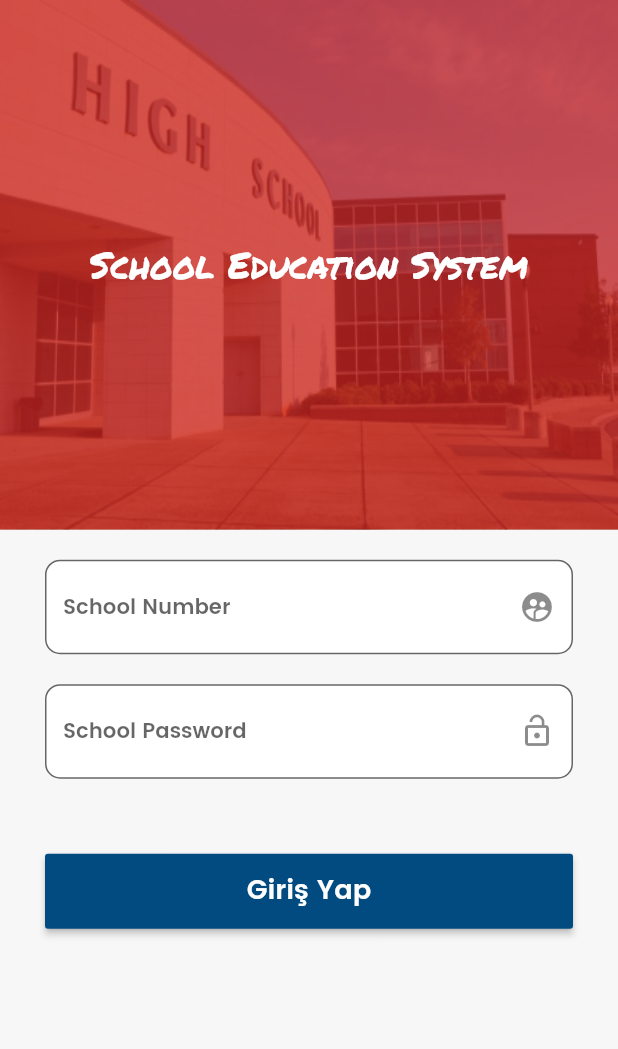
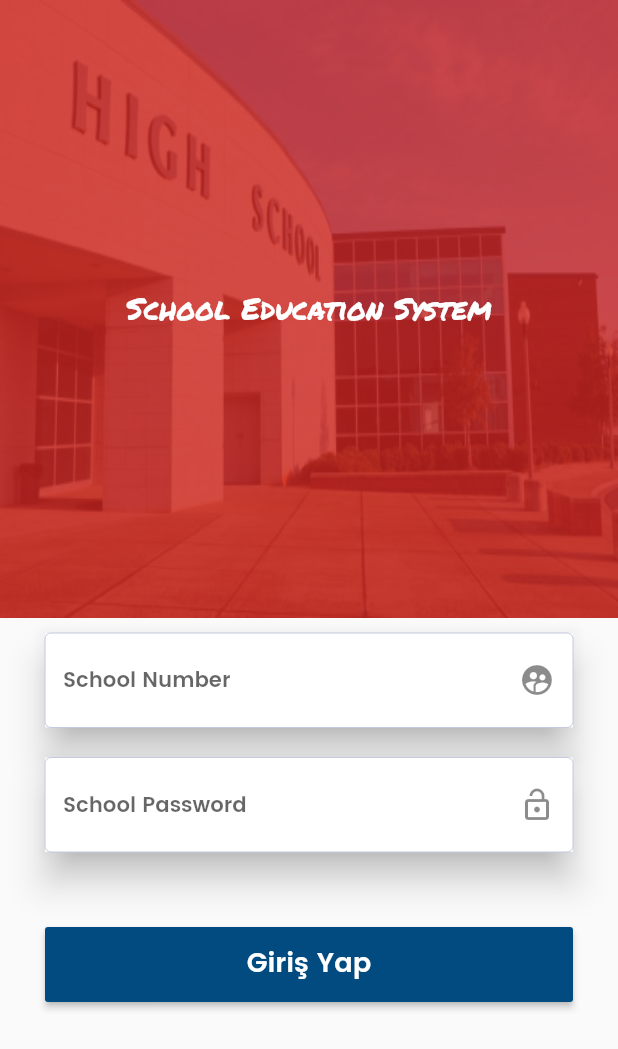
Before and after one commit to VB10/HighSchool, a Flutter app: the screen it shows after launch, on a phone screen of 412 x 824 dp. Shown: the top 1049 px of the screen. Run offline on Flutter 3.47's test engine with Material 2 defaults, Android fonts, the phone set to English and light mode, and no system bars.

Commit message:
login page basic design complete

```diff
--- a/lib/component/box/sized.dart
+++ b/lib/component/box/sized.dart
@@ -1,21 +1,19 @@
 import 'package:flutter/material.dart';
 
-class CustomSizedBox extends StatefulWidget {
+class CustomBox extends StatelessWidget {
   final Widget child;
-  final double height;
+  double height;
 
-  CustomSizedBox({Key key, this.child, this.height}) : super(key: key);
+  CustomBox({Key key, this.child, this.height}) : super(key: key);
 
-  _CustomSizedBoxState createState() => _CustomSizedBoxState();
-}
-
-class _CustomSizedBoxState extends State<CustomSizedBox> {
   @override
   Widget build(BuildContext context) {
     return SizedBox(
       width: double.infinity,
-      height: widget.height,
-      child: widget.child,
+      height: height,
+      child: Container(
+        child: child,
+      ),
     );
   }
 }
--- a/lib/screen/login/login.dart
+++ b/lib/screen/login/login.dart
@@ -1,3 +1,5 @@
+import 'dart:ui';
+
 import 'package:flutter/material.dart';
 import 'package:highschool/component/box/sized.dart';
 import 'package:highschool/util/const/images.dart';
@@ -14,64 +16,38 @@ class _LoginPageState extends State<LoginPage> {
 
   @override
   Widget build(BuildContext context) {
-    //TODO WRAP STACK !! look https://medium.com/flutter-community/a-deep-dive-into-stack-in-flutter-3264619b3a77
-    return Scaffold(
-      body: Column(
-        children: <Widget>[
-          Expanded(
-              flex: 3,
-              child: Stack(
-                children: <Widget>[
-                  Positioned.fill(
-                    child: Image.asset(
-                      LOGIN_highSchool,
-                      fit: BoxFit.fill,
-                    ),
-                  ),
-                  Container(
-                    color: LOGIN_imageBackgroundColor,
-                    child: Center(
-                      child: Text(
-                        this.title,
-                        style: TextStyle(
-                            fontSize: 24,
-                            color: Colors.white,
-                            fontFamily: "PermanentMarker"),
-                      ),
-                    ),
-                  )
-                ],
-              )),
-          Expanded(
-            flex: 4,
-            child: Container(
-                color: LOGIN_backgroundColor,
-                child: Padding(
-                  padding: EdgeInsets.symmetric(horizontal: 30),
+    var child2 = Padding(
+      padding: EdgeInsets.symmetric(horizontal: 30, vertical: 10),
       child: Column(
         children: <Widget>[
-                      SizedBox(
-                        height: 20,
-                      ),
-                      TextField(
+          Material(
+            shadowColor: Colors.black,
+            elevation: 10.0,
+            child: TextField(
               textAlign: TextAlign.left,
+              maxLines: 1,
               decoration: inputDecoration(
                   "School Number", Icons.supervised_user_circle),
               style: inputTextStyle,
             ),
+          ),
           SizedBox(
             height: 20,
           ),
-                      TextField(
+          Material(
+            shadowColor: Colors.black,
+            elevation: 10.0,
+            child: TextField(
               textAlign: TextAlign.left,
-                        decoration: inputDecoration(
-                            "School Password", Icons.lock_open),
+              maxLines: 1,
+              decoration: inputDecoration("School Password", Icons.lock_open),
               style: inputTextStyle,
+            ),
           ),
           SizedBox(
             height: 50,
           ),
-                      CustomSizedBox(
+          CustomBox(
             child: RaisedButton(
               onPressed: () => {},
               color: LOGIN_submitButtonColor,
@@ -87,10 +63,40 @@ class _LoginPageState extends State<LoginPage> {
           )
         ],
       ),
-                )),
+    );
+    var headerStack = Stack(
+      children: <Widget>[
+        Positioned.fill(
+          child: Image.asset(
+            LOGIN_highSchool,
+            fit: BoxFit.fill,
+          ),
+        ),
+        Container(
+          color: LOGIN_imageBackgroundColor,
+          alignment: Alignment.center,
+          child: Text(
+            this.title,
+            style: TextStyle(
+                fontSize: 20,
+                color: Colors.white,
+                fontFamily: "PermanentMarker"),
+          ),
         )
       ],
+    );
+    return Scaffold(
+        body: Column(
+      children: <Widget>[
+        Expanded(
+          flex: 1,
+          child: headerStack,
         ),
-    );
+        Expanded(
+          flex: 1,
+          child: child2,
+        )
+      ],
+    ));
   }
 }
--- a/lib/util/styles/color.dart
+++ b/lib/util/styles/color.dart
@@ -4,4 +4,4 @@ const LOGIN_backgroundColor = Color.fromRGBO(247, 247, 247, 1);
 const LOGIN_submitButtonColor = Color.fromRGBO(2, 75, 128, 1.0);
 
 
-const LOGIN_imageBackgroundColor = Color.fromRGBO(203, 35, 33, 0.76);
+const LOGIN_imageBackgroundColor = Color.fromRGBO(203, 35, 33, 0.8);
--- a/lib/util/styles/text.dart
+++ b/lib/util/styles/text.dart
@@ -5,17 +5,24 @@ const inputTextStyle = TextStyle(
     fontWeight: FontWeight.w400,
     fontFamily: "Poppins",
     fontStyle: FontStyle.normal,
+
     fontSize: 14.0);
 const inputOutlineBorder = OutlineInputBorder(
-  borderRadius: BorderRadius.all(Radius.elliptical(10, 10)),
-  borderSide: BorderSide(
-      style: BorderStyle.solid, color: Color.fromRGBO(196, 201, 223, 0.15)),
-);
+    borderRadius: BorderRadius.all(Radius.elliptical(5, 5)),
+    borderSide: BorderSide());
 inputDecoration(String hint, IconData icon) {
   return InputDecoration(
     hintText: hint,
     suffixIcon: Icon(icon),
-    border: inputOutlineBorder,
+
+    enabledBorder: OutlineInputBorder(
+      // width: 0.0 produces a thin "hairline" border
+
+      borderSide:
+          const BorderSide(color: Color.fromRGBO(196, 201, 223, 1), width: 0.0),
+    ),
+    focusedBorder:
+        OutlineInputBorder(borderSide: BorderSide(color: Colors.green)),
     filled: true,
     fillColor: Colors.white,
     hasFloatingPlaceholder: true,
```
Also changed, not shown: lib/screen/login/tt.dart (added, +49 -0 lines). Lines whose indentation alone changed are shown as unchanged.
